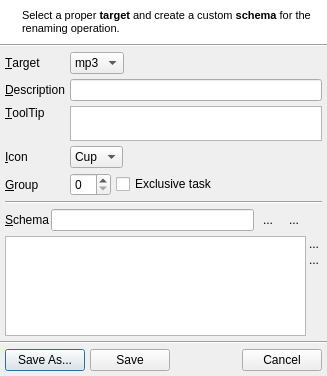
Old version of the form uman/src/QURenameTaskDialog.ui in the repository UltraStar-Deluxe/UltraStar-Manager.
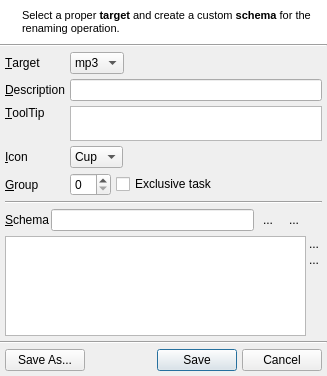
New version of the form. Icons and pictures are not drawn. Custom widgets are drawn as their Qt base class.

Commit message: context menu for task list added

```diff
--- a/uman/src/QURenameTaskDialog.ui
+++ b/uman/src/QURenameTaskDialog.ui
@@ -525,16 +525,8 @@
         <iconset resource="images/uman.qrc" >
          <normaloff>:/control/save_as.png</normaloff>:/control/save_as.png</iconset>
        </property>
-      </widget>
-     </item>
-     <item>
-      <widget class="QPushButton" name="saveBtn" >
-       <property name="text" >
-        <string>Save</string>
-       </property>
-       <property name="icon" >
-        <iconset resource="images/uman.qrc" >
-         <normaloff>:/control/save.png</normaloff>:/control/save.png</iconset>
+       <property name="autoDefault" >
+        <bool>false</bool>
        </property>
       </widget>
      </item>
@@ -551,6 +543,17 @@
        </property>
       </spacer>
      </item>
+     <item>
+      <widget class="QPushButton" name="saveBtn" >
+       <property name="text" >
+        <string>Save</string>
+       </property>
+       <property name="icon" >
+        <iconset resource="images/uman.qrc" >
+         <normaloff>:/control/save.png</normaloff>:/control/save.png</iconset>
+       </property>
+      </widget>
+     </item>
      <item>
       <widget class="QPushButton" name="cancelBtn" >
        <property name="text" >
```
Left out of the diff: 3 changed lines with no effect on the pictures. The commit also changes 6 other files.
